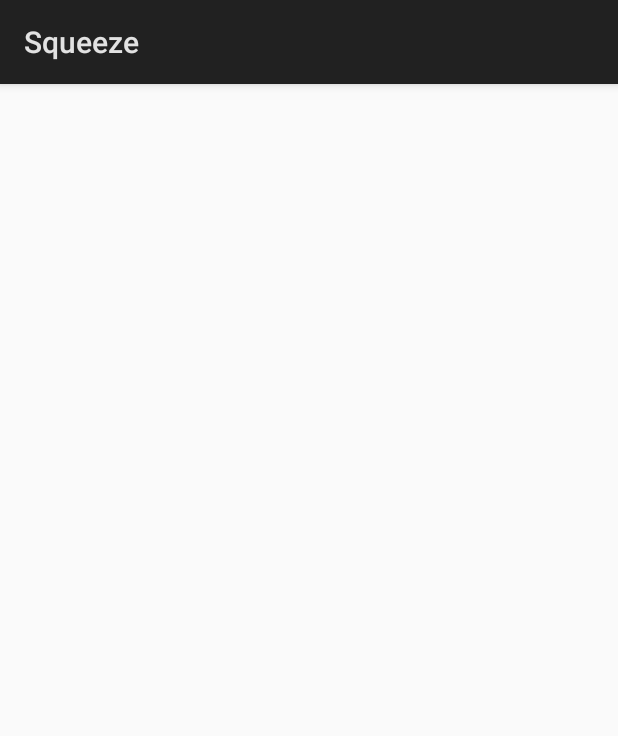
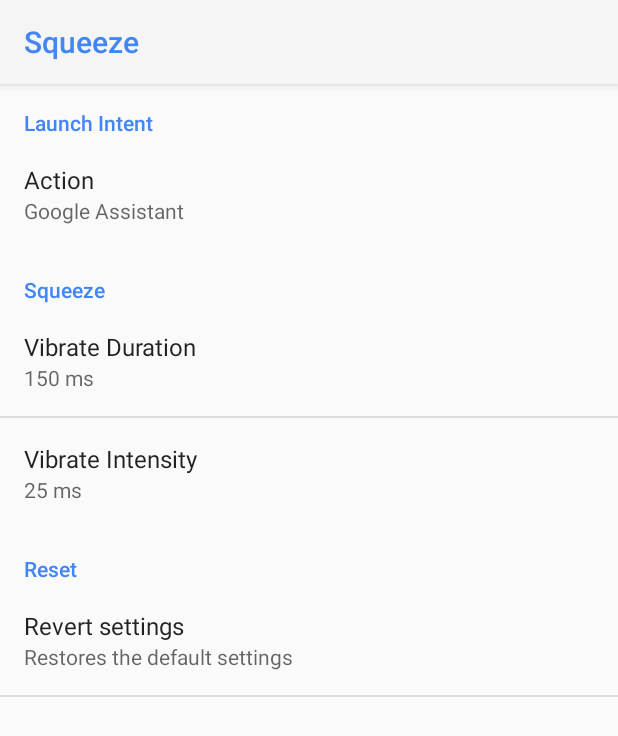
Before and after one commit to amirzaidi/GlobalSqueeze, an Android app: the screen it shows after launch (MainActivity before the commit, SettingsActivity after it), on a phone screen of 412 x 824 dp. Shown: the top 736 px of the screen. Run offline under Robolectric (Android 15) with nearby library versions, the phone set to English and light mode, and no system bars; libraries missing offline, so code that uses them is left out: com.paramsen.noise; 1 statement that could not run was skipped.

Commit message:
Improve internal structure, reduce logcat and add preferences

```diff
--- a/app/build.gradle
+++ b/app/build.gradle
@@ -20,6 +20,10 @@ android {
             proguardFiles getDefaultProguardFile('proguard-android.txt'), 'proguard-rules.pro'
         }
     }
+    compileOptions {
+        sourceCompatibility = '1.8'
+        targetCompatibility = '1.8'
+    }
 }
 
 dependencies {
--- a/app/src/main/java/amirz/globalsqueeze/MainActivity.java
+++ b/app/src/main/java/amirz/globalsqueeze/MainActivity.java
@@ -1,7 +1,11 @@
 package amirz.globalsqueeze;
 
 import android.app.Activity;
+import android.content.Intent;
 import android.os.Bundle;
+
+import amirz.globalsqueeze.settings.SettingsActivity;
+import amirz.globalsqueeze.settings.Tunable;
 
 import static amirz.globalsqueeze.Utilities.SAMPLES;
 import static amirz.globalsqueeze.Utilities.SQUEEZE_AREA_RANGE;
@@ -34,6 +38,9 @@ public class MainActivity extends Activity {
                 }
             }
         }, SAMPLES);
+
+        Tunable.applyAll(Utilities.prefs(this), getResources());
+        startActivity(new Intent(this, SettingsActivity.class));
     }
 
     @Override
--- a/app/src/main/java/amirz/globalsqueeze/SqueezeAnalyzer.java
+++ b/app/src/main/java/amirz/globalsqueeze/SqueezeAnalyzer.java
@@ -74,8 +74,8 @@ public abstract class SqueezeAnalyzer implements MotionTracker.Cb {
         float diffSqueeze = sqr(squeeze) - sqr(mDecayingAverageSqueeze);
         mDecayingAverageSqueeze = (mDecayingAverageSqueeze + squeeze) / 2;
 
-        Log.e("SqueezeAnalyzer", "Squeeze " + squeeze + " " + diffSqueeze + " "
-                + area[0] + " " + area[1] + " " + area[2]);
+        //Log.e("SqueezeAnalyzer", "Squeeze " + squeeze + " " + diffSqueeze + " "
+        //        + area[0] + " " + area[1] + " " + area[2]);
 
         return validArea && diffSqueeze >= mSqueezeThreshold;
     }
--- a/app/src/main/java/amirz/globalsqueeze/Utilities.java
+++ b/app/src/main/java/amirz/globalsqueeze/Utilities.java
@@ -1,5 +1,7 @@
 package amirz.globalsqueeze;
 
+import android.content.Context;
+import android.content.SharedPreferences;
 import android.os.Build;
 import android.util.Range;
 
@@ -10,13 +12,11 @@ public class Utilities {
     public static final Range<Integer> SQUEEZE_INDICES = new Range<>(3, 4);
     public static final Range<Double>[] SQUEEZE_AREA_RANGE;
     public static final float SQUEEZE_THRESHOLD = 0.6f;
-    public static final int VIBRATE_DURATION = 150;
-    public static final int VIBRATE_INTESITY = 25;
 
     static {
         SQUEEZE_AREA_RANGE = new Range[3];
         SQUEEZE_AREA_RANGE[0] = new Range<>(100d, 500d);
-        SQUEEZE_AREA_RANGE[1] = new Range<>(30d, 400d);
+        SQUEEZE_AREA_RANGE[1] = new Range<>(10d, 400d);
         SQUEEZE_AREA_RANGE[2] = new Range<>(40d, 500d);
     }
 
@@ -24,6 +24,15 @@ public class Utilities {
         return in * in;
     }
 
+    /**
+     * Globally used preferences.
+     * @param context Context instance used to retrieve the {@link SharedPreferences} instance.
+     * @return Single {@link SharedPreferences} instance that is used by the application.
+     */
+    public static SharedPreferences prefs(Context context) {
+        return context.getSharedPreferences(context.getPackageName(), Context.MODE_PRIVATE);
+    }
+
     private Utilities() {
     }
 }
--- a/app/src/main/java/amirz/globalsqueeze/Visualizer.java
+++ b/app/src/main/java/amirz/globalsqueeze/Visualizer.java
@@ -2,7 +2,6 @@ package amirz.globalsqueeze;
 
 import android.content.Context;
 import android.graphics.Canvas;
-import android.graphics.Color;
 import android.graphics.Paint;
 import android.graphics.Rect;
 import android.support.annotation.Nullable;
--- /dev/null
+++ b/app/src/main/java/amirz/globalsqueeze/settings/EditTextPreference.java
@@ -0,0 +1,20 @@
+package amirz.globalsqueeze.settings;
+
+import android.content.Context;
+import android.text.TextUtils;
+import android.util.AttributeSet;
+
+public class EditTextPreference extends android.preference.EditTextPreference {
+    public EditTextPreference(Context context, AttributeSet attrs) {
+        super(context, attrs);
+    }
+
+    @Override
+    public CharSequence getSummary() {
+        CharSequence summary = super.getSummary();
+        if (TextUtils.isEmpty(summary)) {
+            return getText();
+        }
+        return getText() + " " + summary;
+    }
+}
--- /dev/null
+++ b/app/src/main/java/amirz/globalsqueeze/settings/SettingsActivity.java
@@ -0,0 +1,65 @@
+package amirz.globalsqueeze.settings;
+
+import android.app.Activity;
+import android.content.SharedPreferences;
+import android.os.Bundle;
+import android.preference.Preference;
+import android.preference.PreferenceFragment;
+import android.widget.Toast;
+
+import amirz.globalsqueeze.R;
+import amirz.globalsqueeze.Utilities;
+
+public class SettingsActivity extends Activity {
+    @Override
+    protected void onCreate(Bundle savedInstanceState) {
+        super.onCreate(savedInstanceState);
+
+        if (savedInstanceState == null) {
+            getFragmentManager().beginTransaction()
+                    .replace(android.R.id.content, new SettingsFragment())
+                    .commit();
+        }
+    }
+
+    public static class SettingsFragment extends PreferenceFragment
+            implements Preference.OnPreferenceChangeListener {
+        private Activity mContext;
+
+        @Override
+        public void onCreate(Bundle savedInstanceState) {
+            super.onCreate(savedInstanceState);
+            mContext = getActivity();
+
+            getPreferenceManager().setSharedPreferencesName(mContext.getPackageName());
+            addPreferencesFromResource(R.xml.preferences);
+
+            findPreference(getString(R.string.pref_reset_prefs))
+                    .setOnPreferenceClickListener(new OnResetPreferences());
+        }
+
+        @Override
+        public boolean onPreferenceChange(Preference preference, Object newValue) {
+            return true;
+        }
+
+        public class OnResetPreferences implements Preference.OnPreferenceClickListener {
+            @Override
+            public boolean onPreferenceClick(Preference preference) {
+                SharedPreferences prefs = Utilities.prefs(mContext);
+                SharedPreferences.Editor editor = prefs.edit();
+                editor.clear();
+                editor.apply();
+
+                Tunable.applyAll(prefs, getResources());
+
+                Toast.makeText(mContext, R.string.on_reset_pref, Toast.LENGTH_SHORT).show();
+
+                mContext.finish();
+                startActivity(mContext.getIntent());
+
+                return true;
+            }
+        }
+    }
+}
--- /dev/null
+++ b/app/src/main/java/amirz/globalsqueeze/settings/Tunable.java
@@ -0,0 +1,124 @@
+package amirz.globalsqueeze.settings;
+
+import android.content.SharedPreferences;
+import android.content.res.Resources;
+import android.util.Log;
+import android.util.TypedValue;
+
+import java.util.ArrayList;
+import java.util.List;
+
+import amirz.globalsqueeze.R;
+
+public class Tunable {
+    private static final String TAG = "Tunable";
+
+    public static final StringRef INTENT_ACTION;
+    public static final IntegerRef SQUEEZE_VIBRATE_DURATION;
+    public static final IntegerRef SQUEEZE_VIBRATE_INTENSITY;
+
+    private static final List<Ref> sTunables;
+
+    static {
+        sTunables = new ArrayList<>();
+
+        INTENT_ACTION = new StringRef(R.string.pref_intent_action,
+                R.string.pref_intent_action_default);
+
+        SQUEEZE_VIBRATE_DURATION = new IntegerRef(R.string.pref_squeeze_vibrate_duration,
+                R.integer.pref_squeeze_vibrate_duration_default);
+
+        SQUEEZE_VIBRATE_INTENSITY = new IntegerRef(R.string.pref_squeeze_vibrate_intensity,
+                        R.integer.pref_squeeze_vibrate_intensity_default);
+    }
+
+    public static void applyAll(SharedPreferences prefs, Resources res) {
+        for (Ref tunable : sTunables) {
+            apply(prefs, res, tunable);
+        }
+    }
+
+    public static boolean apply(SharedPreferences prefs, Resources res, String key) {
+        for (Ref tunable : sTunables) {
+            if (key.equals(res.getString(tunable.settingId))) {
+                apply(prefs, res, tunable);
+                return true;
+            }
+        }
+        return false;
+    }
+
+    private static void apply(SharedPreferences prefs, Resources res, Ref tunable) {
+        String key = res.getString(tunable.settingId);
+        TypedValue defaultValue = new TypedValue();
+        res.getValue(tunable.defaultId, defaultValue, true);
+
+        Log.d(TAG, "Updating " + key);
+        tunable.load(prefs, key, defaultValue);
+    }
+
+    public static class BooleanRef extends Ref<Boolean> {
+        private BooleanRef(int settingId, int defaultId) {
+            super(settingId, defaultId);
+        }
+
+        @Override
+        void load(SharedPreferences prefs, String key, TypedValue defaultValue) {
+           value = prefs.getBoolean(key, defaultValue.data == 1);
+        }
+    }
+
+    public static class FloatRef extends Ref<Float> {
+        private FloatRef(int settingId, int defaultId) {
+            super(settingId, defaultId);
+        }
+
+        @Override
+        void load(SharedPreferences prefs, String key, TypedValue defaultValue) {
+            String defaultString = defaultValue.coerceToString().toString();
+            value = Float.valueOf(prefs.getString(key, defaultString));
+        }
+    }
+
+    public static class IntegerRef extends Ref<Integer> {
+        private IntegerRef(int settingId, int defaultId) {
+            super(settingId, defaultId);
+        }
+
+        @Override
+        void load(SharedPreferences prefs, String key, TypedValue defaultValue) {
+            String defaultString = defaultValue.coerceToString().toString();
+            value = Integer.valueOf(prefs.getString(key, defaultString));
+        }
+    }
+
+    public static class StringRef extends Ref<String> {
+        private StringRef(int settingId, int entries) {
+            super(settingId, entries);
+        }
+
+        @Override
+        void load(SharedPreferences prefs, String key, TypedValue defaultValue) {
+            String defaultString = defaultValue.coerceToString().toString();
+            value = prefs.getString(key, defaultString);
+        }
+    }
+
+    private abstract static class Ref<T> {
+        T value;
+        final int settingId;
+        final int defaultId;
+
+        Ref(int settingId, int defaultId) {
+            this.settingId = settingId;
+            this.defaultId = defaultId;
+            sTunables.add(this);
+        }
+
+        public T get() {
+            return value;
+        }
+
+        abstract void load(SharedPreferences prefs, String key, TypedValue defaultValue);
+    }
+}
--- a/app/src/main/res/values/colors.xml
+++ b/app/src/main/res/values/colors.xml
@@ -1,4 +1,7 @@
 <?xml version="1.0" encoding="utf-8"?>
 <resources>
+    <color name="colorPrimary">#fff5f5f5</color>
+    <color name="colorPrimaryDark">#ffe0e0e0</color>
+    <color name="colorSecondary">#ffeeeeee</color>
     <color name="colorAccent">#4285F4</color>
 </resources>
--- /dev/null
+++ b/app/src/main/res/values/prefs.xml
@@ -0,0 +1,32 @@
+<?xml version="1.0" encoding="utf-8"?>
+<resources>
+    <string name="pref_intent_title">Launch Intent</string>
+
+    <string name="pref_intent_action">pref_intent_action</string>
+    <string name="pref_intent_action_title">Action</string>
+    <string-array name="pref_intent_action_entry_titles">
+        <item>Google Assistant</item>
+        <item>Assist Mapper</item>
+    </string-array>
+    <string-array translatable="false" name="pref_intent_action_entries">
+        <item>google</item>
+        <item>assist</item>
+    </string-array>
+    <string name="pref_intent_action_default">google</string>
+
+    <string name="pref_squeeze_title">Squeeze</string>
+
+    <string name="pref_squeeze_vibrate_duration">pref_squeeze_vibrate_duration</string>
+    <string name="pref_squeeze_vibrate_duration_title">Vibrate Duration</string>
+    <integer name="pref_squeeze_vibrate_duration_default">150</integer>
+
+    <string name="pref_squeeze_vibrate_intensity">pref_squeeze_vibrate_intensity</string>
+    <string name="pref_squeeze_vibrate_intensity_title">Vibrate Intensity</string>
+    <integer name="pref_squeeze_vibrate_intensity_default">25</integer>
+
+    <string name="pref_reset_title">Reset</string>
+
+    <string name="pref_reset_prefs">pref_reset_prefs</string>
+    <string name="pref_reset_prefs_title">Revert settings</string>
+    <string name="pref_reset_prefs_summary">Restores the default settings</string>
+</resources>
--- a/app/src/main/res/values/strings.xml
+++ b/app/src/main/res/values/strings.xml
@@ -1,3 +1,5 @@
 <resources>
     <string name="app_name">Squeeze</string>
+    <string name="ms_abbreviation">ms</string>
+    <string name="on_reset_pref">Preferences have been restored to the default values.</string>
 </resources>
--- a/app/src/main/res/values/styles.xml
+++ b/app/src/main/res/values/styles.xml
@@ -5,4 +5,16 @@
         <!-- Customize your theme here. -->
     </style>
 
+    <style name="SettingsTheme" parent="@android:style/Theme.Material.Settings">
+        <item name="android:windowLightStatusBar">true</item>
+        <item name="android:actionBarTheme">@style/SettingsTheme.ActionBar</item>
+        <item name="android:colorPrimary">@color/colorPrimary</item>
+        <item name="android:colorPrimaryDark">@color/colorPrimaryDark</item>
+        <item name="android:colorAccent">@color/colorAccent</item>
+    </style>
+    <style name="SettingsTheme.ActionBar">
+        <item name="android:textColorPrimary">@color/colorAccent</item>
+        <item name="android:colorControlNormal">@color/colorAccent</item>
+    </style>
+
 </resources>
--- /dev/null
+++ b/app/src/main/res/xml/preferences.xml
@@ -0,0 +1,43 @@
+<?xml version="1.0" encoding="utf-8"?>
+<PreferenceScreen xmlns:android="http://schemas.android.com/apk/res/android">
+
+    <PreferenceCategory android:title="@string/pref_intent_title">
+
+        <ListPreference
+            android:key="@string/pref_intent_action"
+            android:title="@string/pref_intent_action_title"
+            android:summary="%s"
+            android:entryValues="@array/pref_intent_action_entries"
+            android:entries="@array/pref_intent_action_entry_titles"
+            android:defaultValue="@string/pref_intent_action_default" />
+
+    </PreferenceCategory>
+
+    <PreferenceCategory android:title="@string/pref_squeeze_title">
+
+        <amirz.globalsqueeze.settings.EditTextPreference
+            android:key="@string/pref_squeeze_vibrate_duration"
+            android:title="@string/pref_squeeze_vibrate_duration_title"
+            android:summary="@string/ms_abbreviation"
+            android:defaultValue="@integer/pref_squeeze_vibrate_duration_default"
+            android:numeric="integer" />
+
+        <amirz.globalsqueeze.settings.EditTextPreference
+            android:key="@string/pref_squeeze_vibrate_intensity"
+            android:title="@string/pref_squeeze_vibrate_intensity_title"
+            android:summary="@string/ms_abbreviation"
+            android:defaultValue="@integer/pref_squeeze_vibrate_intensity_default"
+            android:numeric="integer" />
+
+    </PreferenceCategory>
+
+    <PreferenceCategory android:title="@string/pref_reset_title">
+
+        <Preference
+            android:key="@string/pref_reset_prefs"
+            android:title="@string/pref_reset_prefs_title"
+            android:summary="@string/pref_reset_prefs_summary" />
+
+    </PreferenceCategory>
+
+</PreferenceScreen>
```
Also changed, not shown: app/src/main/AndroidManifest.xml (+11 -0 lines), app/src/main/java/amirz/globalsqueeze/ScreenLock.java (added, +39 -0 lines), app/src/main/java/amirz/globalsqueeze/SqueezeService.java (+56 -43 lines), app/src/main/java/amirz/globalsqueeze/Vibrator.java (added, +31 -0 lines).
